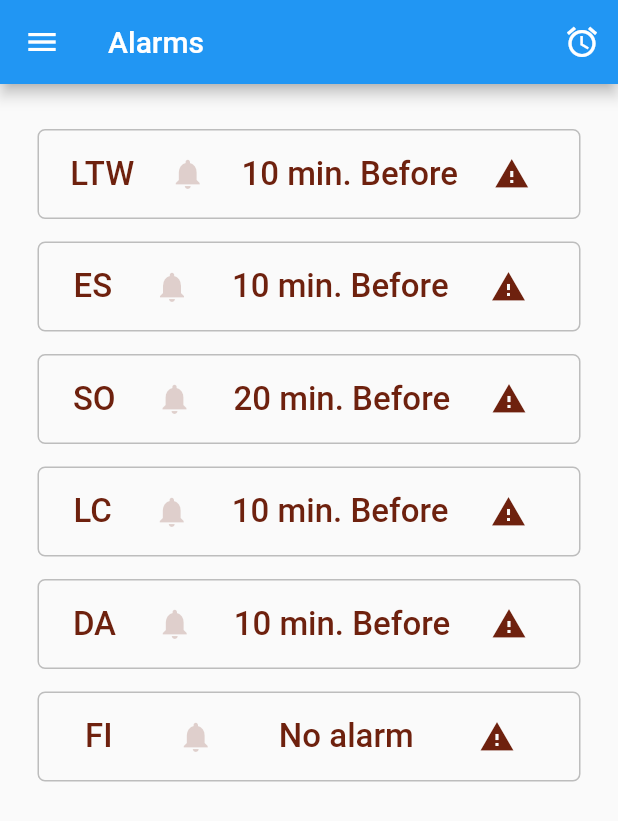
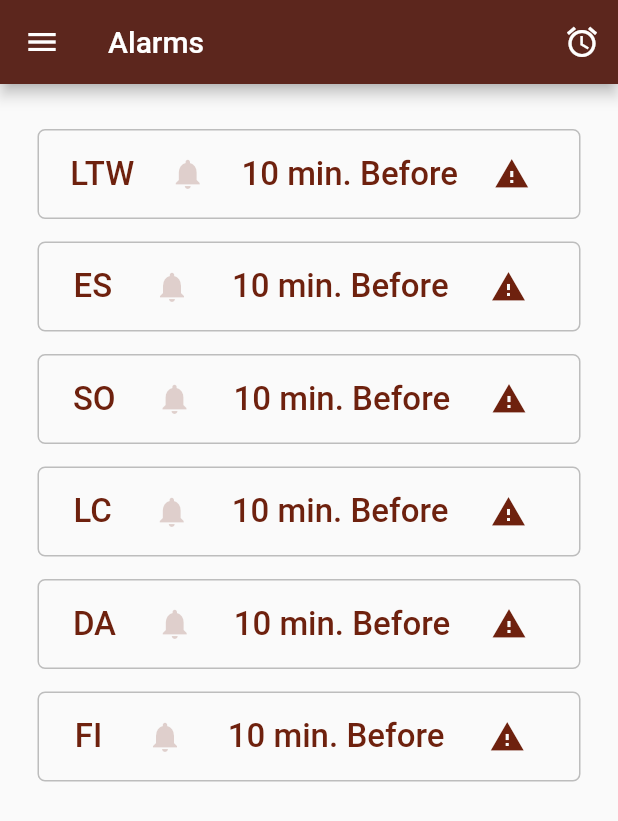
Before and after one commit to letziou/ESOF_project, a Flutter app: the screen it shows after launch, on a phone screen of 412 x 824 dp. Shown: the top 821 px of the screen. Run offline on Flutter 3.47's test engine with Material 2 defaults, Android fonts, the phone set to English and light mode, and no system bars; our stand-ins replace adaptive_theme, flutter_local_notifications, timezone; missing offline and left inert: flutter_material_pickers.

Commit message:
finished work item #9 and added palette color

```diff
--- a/notification/lib/main.dart
+++ b/notification/lib/main.dart
@@ -2,6 +2,7 @@ import 'package:flutter/material.dart';
 import 'package:notification/screens/tester.dart';
 import 'mainscreen.dart';
 import 'notificationservice.dart';
+import 'palette.dart';
 
 void main() {
   WidgetsFlutterBinding.ensureInitialized();
@@ -9,6 +10,7 @@ void main() {
 
   runApp(const MyApp());
 }
+  //Color c = const Color.fromARGB(255, 110, 33, 14);
 
 class MyApp extends StatelessWidget {
   const MyApp({Key? key}) : super(key: key);
@@ -19,9 +21,7 @@ class MyApp extends StatelessWidget {
     return MaterialApp(
       debugShowCheckedModeBanner: false,
       title: 'Flutter Demo',
-      theme: ThemeData(
-        primarySwatch: Colors.blue,
-      ),
+      theme: ThemeData(primarySwatch: Palette.kToDark,),
       routes: <String, WidgetBuilder>{
         AlarmsScreen.routeName: (BuildContext context) => AlarmsScreen(),
       },
--- a/notification/lib/mainscreen.dart
+++ b/notification/lib/mainscreen.dart
@@ -12,6 +12,7 @@ class MainScreen extends StatefulWidget {
   @override
   _MainScreenState createState() => _MainScreenState();
 }
+  final List<String> entries = <String>['LTW', 'ES', 'SO', 'LC', 'DA', 'FI'];
 
 class _MainScreenState extends State<MainScreen> {
   @override
@@ -19,14 +20,13 @@ class _MainScreenState extends State<MainScreen> {
     super.initState();
   }
 
-  final List<String> entries = <String>['LTW', 'ES', 'SO', 'LC', 'DA', 'FI'];
   List<bool> active = List.filled(6, false);
-  List<int> times = <int>[10, 10, 20, 10, 10, 0];
+  static const base = 10;
+  static int size = entries.length;
+  final times = List<int>.filled(size,base);
 
-  Icon unactiveIcon =
-      Icon(Icons.notifications, color: Color.fromARGB(50, 110, 33, 14));
-  Icon activeIcon =
-      Icon(Icons.notifications, color: Color.fromARGB(255, 110, 33, 14));
+  Icon unactiveIcon = Icon(Icons.notifications, color: Color.fromARGB(50, 110, 33, 14));
+  Icon activeIcon = Icon(Icons.notifications, color: Color.fromARGB(255, 110, 33, 14));
   Icon notify = Icon(Icons.warning, color: Color.fromARGB(255, 110, 33, 14));
 
   @override
--- /dev/null
+++ b/notification/lib/palette.dart
@@ -0,0 +1,19 @@
+//palette.dart
+import 'package:flutter/material.dart';
+class Palette {
+  static const MaterialColor kToDark = const MaterialColor(
+    0xff5c261d, // 0% comes in here, this will be color picked if no shade is selected when defining a Color property which doesn’t require a swatch.
+    const <int, Color>{
+      50: const Color(0xffce5641 ),//10%
+      100: const Color(0xffb74c3a),//20%
+      200: const Color(0xffa04332),//30%
+      300: const Color(0xff89392b),//40%
+      400: const Color(0xff733024),//50%
+      500: const Color(0xff5c261d),//60%
+      600: const Color(0xff451c16),//70%
+      700: const Color(0xff2e130e),//80%
+      800: const Color(0xff170907),//90%
+      900: const Color(0xff000000),//100%
+    },
+  );
+} // you can define define int 500 as the default shade and add your lighter tints above and darker tints below.
```
